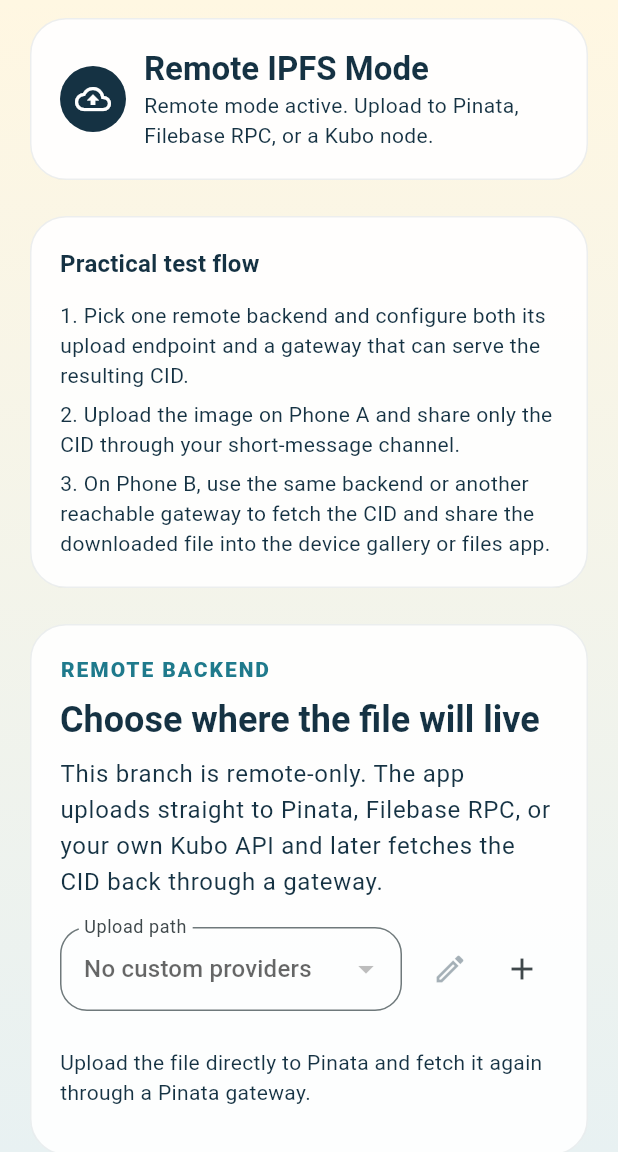
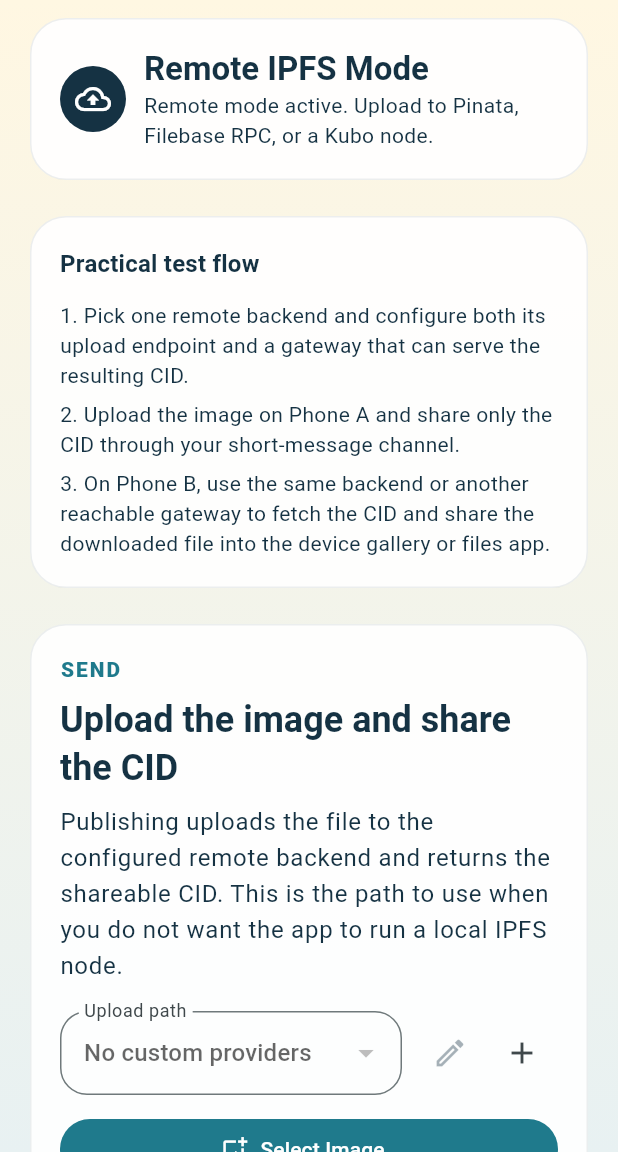
Before and after one commit to ericszimmermann/IPFS-Photo-relay, a Flutter app: the screen it shows after launch, on a phone screen of 412 x 824 dp, the part 84-1236 px from its top. Run offline on Flutter 3.47's test engine with Material 3 defaults, Android fonts, the phone set to English and light mode, and no system bars; our stand-ins replace file_picker, share_plus, shared_preferences.

Commit message:
seperate upload and download provider: -upload to the configured provider -download to default ipfs.io provider, configured provider which deviate and the public gateways of the configurable providers.

```diff
--- a/lib/src/app.dart
+++ b/lib/src/app.dart
@@ -148,6 +148,8 @@ class _IpfsPhotoRelayPageState extends State<IpfsPhotoRelayPage> {
   PublishedImage? _publishedImage;
   DownloadedImage? _downloadedImage;
   RemoteUploadTarget _uploadTarget = RemoteUploadTarget.pinata;
+  // Selected gateway to use for downloads (separate from upload gateway)
+  String? _selectedDownloadGateway;
 
   bool _isPublishing = false;
   bool _isDownloading = false;
@@ -161,6 +163,7 @@ class _IpfsPhotoRelayPageState extends State<IpfsPhotoRelayPage> {
     super.initState();
     _buildProviderList();
     _loadTargetFields(_uploadTarget);
+    _selectedDownloadGateway = _gatewayController.text;
     unawaited(_restoreCustomProviders());
     unawaited(_restorePersistedSettings());
   }
@@ -230,9 +233,29 @@ class _IpfsPhotoRelayPageState extends State<IpfsPhotoRelayPage> {
     });
 
     try {
+      final gatewayBase = (_selectedDownloadGateway != null && _selectedDownloadGateway!.trim().isNotEmpty)
+          ? _selectedDownloadGateway!.trim()
+          : _gatewayController.text.trim();
+
+      // Find matching custom provider to supply auth token if available
+      String authToken = '';
+      for (final p in _providerList) {
+        if (p.gatewayBase.trim().isNotEmpty && _normalizeGatewayBase(p.gatewayBase) == _normalizeGatewayBase(gatewayBase)) {
+          authToken = p.authToken;
+          break;
+        }
+      }
+
+      final cfg = RemoteUploadConfig(
+        target: _uploadTarget,
+        endpoint: '',
+        gatewayBase: gatewayBase,
+        authToken: authToken,
+      );
+
       final downloadedImage = await _service.downloadByCid(
         rawCid: _cidController.text,
-        remoteUploadConfig: _currentRemoteUploadConfig(),
+        remoteUploadConfig: cfg,
       );
       if (!mounted) {
         return;
@@ -623,6 +646,7 @@ class _IpfsPhotoRelayPageState extends State<IpfsPhotoRelayPage> {
         return StatefulBuilder(builder: (context, setState) {
           var previousDefaultEndpoint = selectedTarget.defaultUploadEndpoint;
           var previousDefaultGateway = _normalizeGatewayBase(selectedTarget.defaultGatewayBase);
+          var previousDefaultName = selectedTarget.label;
 
           return AlertDialog(
             title: Text(existing == null ? 'Add provider' : 'Edit provider'),
@@ -654,10 +678,17 @@ class _IpfsPhotoRelayPageState extends State<IpfsPhotoRelayPage> {
                       if (existing == null || gatewayCtrl.text.trim().isEmpty || gatewayCtrl.text.trim() == previousDefaultGateway) {
                         gatewayCtrl.text = newDefaultGateway;
                       }
+                      // If the name is still the previous default (or was left blank/empty for new entries), update it too
+                      final newDefaultName = t.label;
+                      final currentName = nameCtrl.text.trim();
+                      if (existing == null || currentName.isEmpty || currentName == previousDefaultName || currentName == '$previousDefaultName (custom)') {
+                        nameCtrl.text = newDefaultName;
+                      }
 
                       selectedTarget = t;
                       previousDefaultEndpoint = newDefaultEndpoint;
                       previousDefaultGateway = newDefaultGateway;
+                      previousDefaultName = newDefaultName;
                       setState(() {});
                     },
                   ),
@@ -712,16 +743,7 @@ class _IpfsPhotoRelayPageState extends State<IpfsPhotoRelayPage> {
 
 
 
-  String get _uploadDescription {
-    switch (_uploadTarget) {
-      case RemoteUploadTarget.pinata:
-        return 'Upload the file directly to Pinata and fetch it again through a Pinata gateway.';
-      case RemoteUploadTarget.filebase:
-        return 'Upload through Filebase\'s Kubo-compatible RPC API and retrieve through the Filebase IPFS gateway.';
-      case RemoteUploadTarget.kubo:
-        return 'Upload to your own Kubo API and fetch from your chosen gateway, including a VPN-exposed node.';
-    }
-  }
+  // _uploadDescription removed (unused)
 
   @override
   Widget build(BuildContext context) {
@@ -756,14 +778,16 @@ class _IpfsPhotoRelayPageState extends State<IpfsPhotoRelayPage> {
                       const SizedBox(height: 16),
                       _TipsCard(theme: theme),
                       const SizedBox(height: 16),
+                      const SizedBox(height: 0),
                       _SectionCard(
-                        eyebrow: 'Remote Backend',
-                        title: 'Choose where the file will live',
+                        eyebrow: 'Send',
+                        title: 'Upload the image and share the CID',
                         description:
-                            'This branch is remote-only. The app uploads straight to Pinata, Filebase RPC, or your own Kubo API and later fetches the CID back through a gateway.',
+                            'Publishing uploads the file to the configured remote backend and returns the shareable CID. This is the path to use when you do not want the app to run a local IPFS node.',
                         child: Column(
                           crossAxisAlignment: CrossAxisAlignment.stretch,
                           children: [
+                            // Provider selection moved into Send section: render here before upload button
                             Row(
                               children: [
                                 Expanded(
@@ -820,26 +844,7 @@ class _IpfsPhotoRelayPageState extends State<IpfsPhotoRelayPage> {
                                 ),
                               ],
                             ),
-                            const SizedBox(height: 8),
-                            const SizedBox(height: 4),
                             const SizedBox(height: 12),
-                            Text(
-                              _uploadDescription,
-                              style: theme.textTheme.bodyMedium,
-                            ),
-                            const SizedBox(height: 12),
-                          ],
-                        ),
-                      ),
-                      const SizedBox(height: 16),
-                      _SectionCard(
-                        eyebrow: 'Send',
-                        title: 'Upload the image and share the CID',
-                        description:
-                            'Publishing uploads the file to the configured remote backend and returns the shareable CID. This is the path to use when you do not want the app to run a local IPFS node.',
-                        child: Column(
-                          crossAxisAlignment: CrossAxisAlignment.stretch,
-                          children: [
                             FilledButton.icon(
                               onPressed: _isPublishing ? null : _publishImage,
                               icon: _isPublishing
@@ -959,6 +964,48 @@ class _IpfsPhotoRelayPageState extends State<IpfsPhotoRelayPage> {
                                 ),
                               ),
                             ),
+                            const SizedBox(height: 8),
+                            // Download gateway selector: default gateways + configured provider gateways (non-default)
+                            StatefulBuilder(builder: (context, setState) {
+                              final options = <Map<String, String>>[];
+                              // Add public ipfs.io as an extra option
+                              options.add({'label': 'IPFS.io', 'value': _normalizeGatewayBase('https://ipfs.io/ipfs/')});
+
+                              // Add configured provider gateways if they are non-empty and different from the default
+                              for (final p in _providerList) {
+                                final pg = p.gatewayBase.trim();
+                                if (pg.isNotEmpty && _normalizeGatewayBase(pg) != _normalizeGatewayBase(p.target.defaultGatewayBase)) {
+                                  options.add({'label': p.name, 'value': _normalizeGatewayBase(pg)});
+                                }
+                              }
+
+                              // Add the three/default gateways
+                              options.addAll(RemoteUploadTarget.values.map((t) => {
+                                    'label': t.label,
+                                    'value': _normalizeGatewayBase(t.defaultGatewayBase),
+                                  }));
+
+                              final currentValue = (_selectedDownloadGateway != null && _selectedDownloadGateway!.isNotEmpty)
+                                  ? _normalizeGatewayBase(_selectedDownloadGateway!)
+                                  : _normalizeGatewayBase(_gatewayController.text);
+
+                              return DropdownButtonFormField<String>(
+                                initialValue: options.any((o) => o['value'] == currentValue) ? currentValue : options.first['value'],
+                                isExpanded: true,
+                                decoration: InputDecoration(
+                                  labelText: 'Gateway to fetch from',
+                                  border: OutlineInputBorder(borderRadius: BorderRadius.circular(18)),
+                                ),
+                                items: options
+                                    .map((o) => DropdownMenuItem<String>(value: o['value'], child: Text(o['label']!)))
+                                    .toList(),
+                                onChanged: (v) {
+                                  setState(() {
+                                    _selectedDownloadGateway = v;
+                                  });
+                                },
+                              );
+                            }),
                             const SizedBox(height: 12),
                             FilledButton.icon(
                               onPressed: _isDownloading ? null : _downloadImage,
```
Also changed, not shown: 1 other file.
